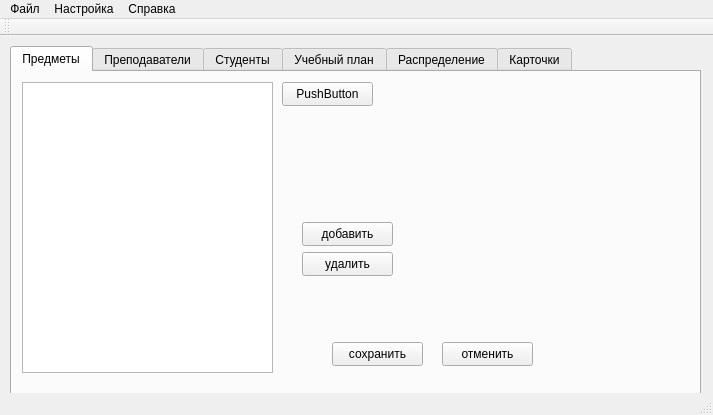
Above: mainwindow.ui from alexeypertcev/ksu-ivt-nagruzka before the change. Below: the same form after it.
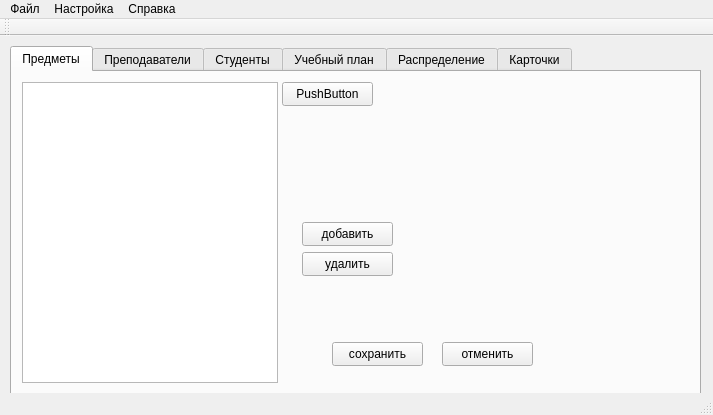
That is the form after the change.

```diff
--- a/mainwindow.ui
+++ b/mainwindow.ui
@@ -43,16 +43,6 @@
        <string>PushButton</string>
       </property>
      </widget>
-     <widget class="QTableView" name="tableView_2">
-      <property name="geometry">
-       <rect>
-        <x>10</x>
-        <y>10</y>
-        <width>251</width>
-        <height>291</height>
-       </rect>
-      </property>
-     </widget>
      <widget class="QPushButton" name="pushButton_3">
       <property name="geometry">
        <rect>
@@ -105,6 +95,16 @@
        <string>отменить</string>
       </property>
      </widget>
+     <widget class="QTableWidget" name="tableWidget">
+      <property name="geometry">
+       <rect>
+        <x>10</x>
+        <y>10</y>
+        <width>256</width>
+        <height>301</height>
+       </rect>
+      </property>
+     </widget>
     </widget>
     <widget class="QWidget" name="tab">
      <attribute name="title">
```
Left out of the diff: 2 changed lines with no effect on the pictures.
